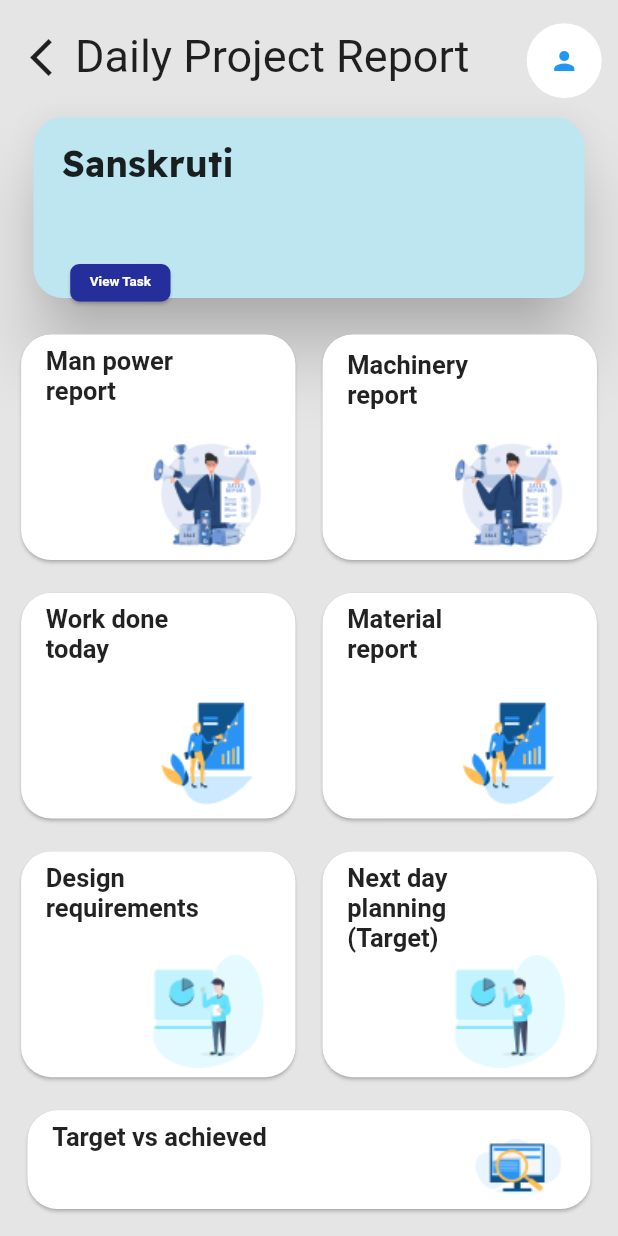
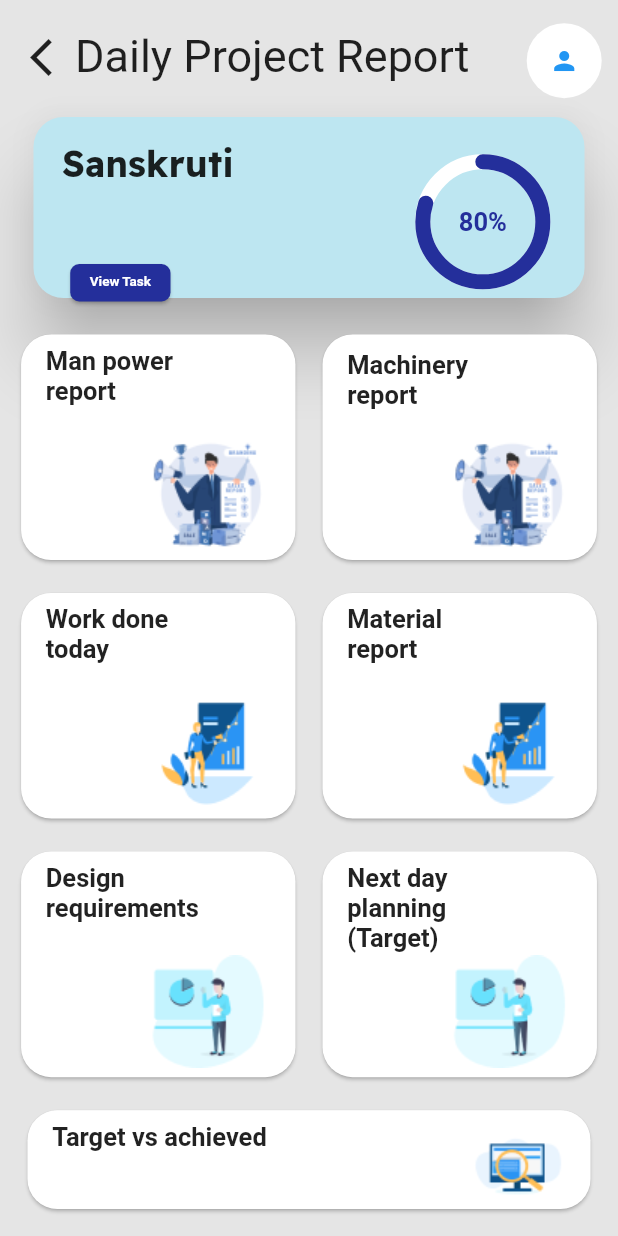
Before and after one commit to priyansh1211/4NerdyGuys, a Flutter app: the TypesOfReport screen opened directly, after a tap on the "add" icon, on a phone screen of 412 x 824 dp. Run offline on Flutter 3.47's test engine with Material 2 defaults, Android fonts, the phone set to English and light mode, and no system bars; drawn by our look-alikes of percent_indicator; our stand-ins replace dropdown_button2; Roboto replaces fonts that are missing (Montserrat, OpenSans).

Commit message:
Changes in DpReport file

```diff
--- a/lib/pages/DpReport.dart
+++ b/lib/pages/DpReport.dart
@@ -6,6 +6,7 @@ import 'package:flutter_app/pages/MaterialReport.dart';
 import 'package:flutter_app/pages/NextDayPlanning.dart';
 import 'package:flutter_app/pages/TargetVsAchieved.dart';
 import 'package:flutter_app/pages/WorkDoneToday.dart';
+import 'package:percent_indicator/circular_percent_indicator.dart';
 
 class DpReportPage extends StatefulWidget {
   const DpReportPage({Key? key}) : super(key: key);
@@ -79,7 +80,9 @@ class _DpReportPageState extends State<DpReportPage> {
                           margin: const EdgeInsets.only(
                             top: 60,
                           ),
-                          child: Card(
+                          child: Stack(
+                            children: [
+                              Card(
                                 shape: RoundedRectangleBorder(
                                     borderRadius: BorderRadius.circular(20.0)),
                                 color: const Color(0xffBDE6F1),
@@ -96,6 +99,26 @@ class _DpReportPageState extends State<DpReportPage> {
                                   ),
                                 ),
                               ),
+
+                              Positioned(
+                                top: MediaQuery.of(context).size.height*0.035,
+                                left : MediaQuery.of(context).size.width*0.6275833,
+
+                                  child: CircularPercentIndicator(
+                                    radius: 90.0,
+                                    backgroundColor: Colors.white,
+                                    percent: 0.8,
+                                    progressColor: Color(0xff242F9B),
+                                    lineWidth: 10,
+                                    circularStrokeCap: CircularStrokeCap.round,
+                                    animation: true,
+                                    animationDuration: 3000,
+                                    center: Text('80%',style: TextStyle(fontSize: 17,fontWeight: FontWeight.bold,color: Color(0xff242F9B))),
+                                  ),
+                              )
+
+                            ],
+                          )
                         ),
 
                         Container(
--- a/lib/pages/TypesOfReport.dart
+++ b/lib/pages/TypesOfReport.dart
@@ -46,10 +46,10 @@ class _TypesOfReportState extends State<TypesOfReport> {
                 ),
               ),
               ),
-          SizedBox(
+          const SizedBox(
             height: 30,
           ),
-          Padding(padding: EdgeInsets.only(left: 20),
+          const Padding(padding: EdgeInsets.only(left: 20),
             child:TextField(
               decoration: InputDecoration(
                 hintText: "Choose Report",
@@ -62,7 +62,7 @@ class _TypesOfReportState extends State<TypesOfReport> {
               ),
             ),
           ),
-          SizedBox(
+          const SizedBox(
             height: 30,
           ),
           Column(
@@ -71,7 +71,7 @@ class _TypesOfReportState extends State<TypesOfReport> {
                 children: [
                   InkWell(
                     child: Card(
-                      color: Color(0xffBDE6F1),
+                      color: const Color(0xffBDE6F1),
                       shape: RoundedRectangleBorder(
                           borderRadius: BorderRadius.circular(30.0)),
                       child: const SizedBox(
@@ -80,10 +80,10 @@ class _TypesOfReportState extends State<TypesOfReport> {
                       ),
                     ),
                     onTap: () {
-                      Navigator.push(context, MaterialPageRoute(builder: (context)=> DpReportPage() ));
+                      Navigator.push(context, MaterialPageRoute(builder: (context)=> const DpReportPage() ));
                     },
                   ),
-                  Positioned(
+                  const Positioned(
                     height: 40,
                     width: 110,
                     right: 30,
@@ -109,24 +109,25 @@ class _TypesOfReportState extends State<TypesOfReport> {
                       shape:RoundedRectangleBorder(
                         borderRadius: BorderRadius.circular(50),
                       ),
-                      child: Icon(Icons.add),
                         onPressed: (){
-                        Navigator.push(context, MaterialPageRoute(builder: (context)=>DpReportPage()));
+                        Navigator.push(context, MaterialPageRoute(builder: (context)=>const DpReportPage()));
                  },
                      // elevation: 10,
                       backgroundColor: Colors.black,
+                      child: const Icon(Icons.add),
                  ),
                  // FloatingActionButtonLocation.endFloat
                  ],
               ),
-              SizedBox(
+
+              const SizedBox(
                 height: 20,
               ),
               Stack(
                 children: [
                   InkWell(
                     child: Card(
-                      color: Color(0xffBDE6F1),
+                      color: const Color(0xffBDE6F1),
                       shape: RoundedRectangleBorder(
                           borderRadius: BorderRadius.circular(30.0)),
                       child: const SizedBox(
@@ -135,10 +136,10 @@ class _TypesOfReportState extends State<TypesOfReport> {
                       ),
                     ),
                     onTap: () {
-                      Navigator.push(context, MaterialPageRoute(builder: (context)=> DpReportPage() ));
+                      Navigator.push(context, MaterialPageRoute(builder: (context)=> const DpReportPage() ));
                     },
                   ),
-                  Positioned(
+                  const Positioned(
                     height: 40,
                     width: 110,
                     right: 30,
--- a/pubspec.yaml
+++ b/pubspec.yaml
@@ -38,6 +38,7 @@ dependencies:
   # The following adds the Cupertino Icons fonts to your application.
   # Use with the CupertinoIcons class for iOS style icons.
   cupertino_icons: ^1.0.2
+  percent_indicator: ^3.4.0
 
 dev_dependencies:
   flutter_test:
```
Also changed, not shown: pubspec.lock. Lines whose indentation alone changed are shown as unchanged.
